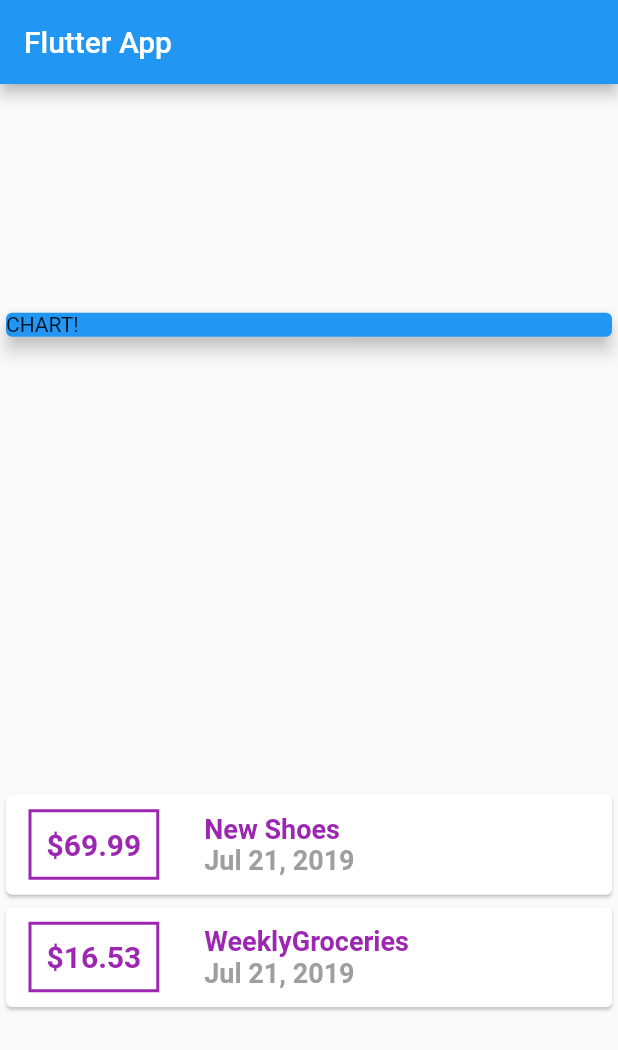
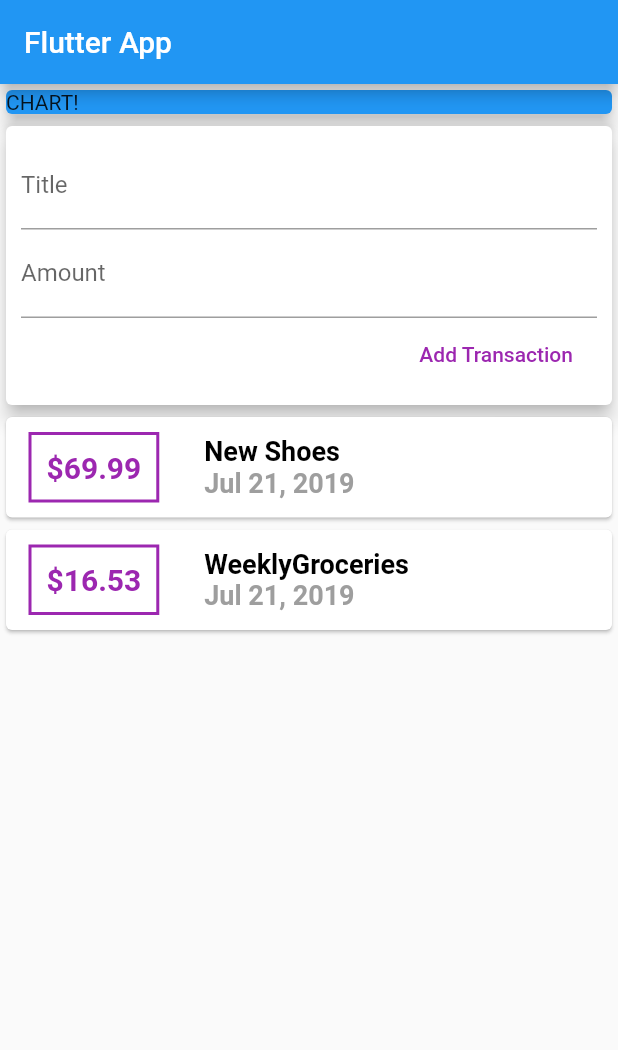
Before and after one commit to sthprashant/personal_expenses_app, a Flutter app: the screen it shows after launch, on a phone screen of 412 x 824 dp. Shown: the top 1050 px of the screen. Run offline on Flutter 3.47's test engine with Material 2 defaults, Android fonts, the phone set to English and light mode, and no system bars.

Commit message:
adding text fields

```diff
--- a/lib/main.dart
+++ b/lib/main.dart
@@ -38,7 +38,7 @@ class MyHomePage extends StatelessWidget {
         title: Text('Flutter App'),
       ),
       body: Column(
-        mainAxisAlignment: MainAxisAlignment.spaceAround,
+        //mainAxisAlignment: MainAxisAlignment.start,
         crossAxisAlignment: CrossAxisAlignment.stretch,
         children: <Widget>[
           Container(
@@ -49,6 +49,27 @@ class MyHomePage extends StatelessWidget {
               elevation: 5,
             ),
           ),
+          Card(
+              elevation: 5,
+              child: Container(
+                padding: EdgeInsets.all(10),
+                child: Column(
+                  crossAxisAlignment: CrossAxisAlignment.end,
+                  children: <Widget>[
+                    TextField(
+                      decoration: InputDecoration(labelText: 'Title'),
+                    ),
+                    TextField(
+                      decoration: InputDecoration(labelText: 'Amount'),
+                    ),
+                    FlatButton(
+                      child: Text('Add Transaction'),
+                      textColor: Colors.purple,
+                      onPressed: () {},
+                    )
+                  ],
+                ),
+              )),
           Column(
               children: transactions.map((tx) {
             return Card(
@@ -86,7 +107,7 @@ class MyHomePage extends StatelessWidget {
                         Text(
                           tx.title,
                           style: TextStyle(
-                            color: Colors.purple,
+                            color: Colors.black,
                             fontSize: 18,
                             fontWeight: FontWeight.bold,
                           ),
```
